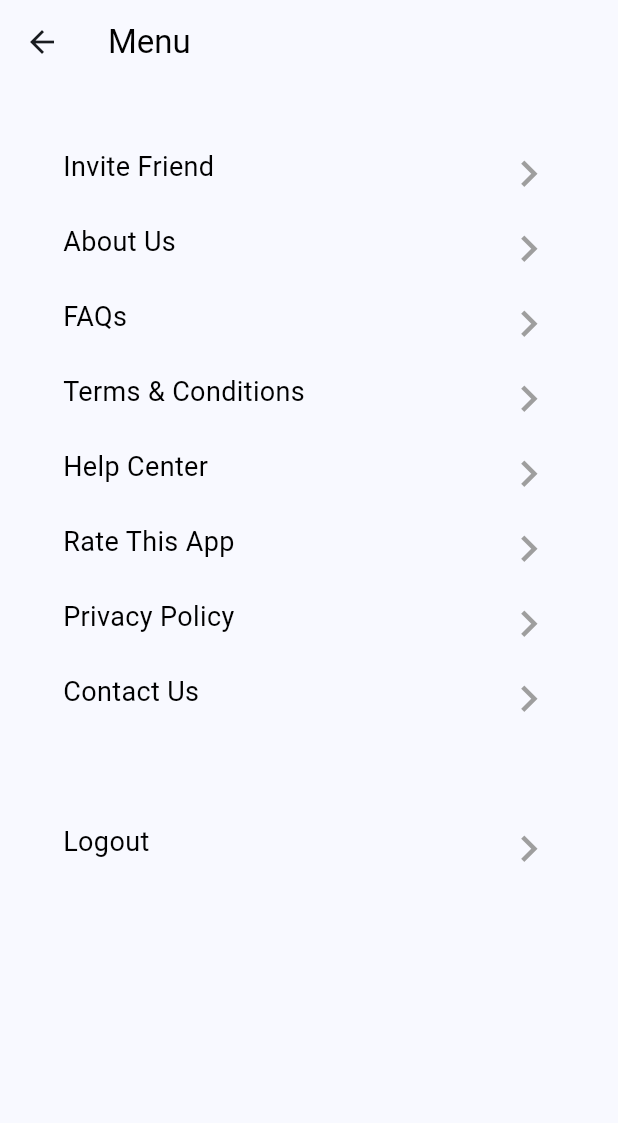
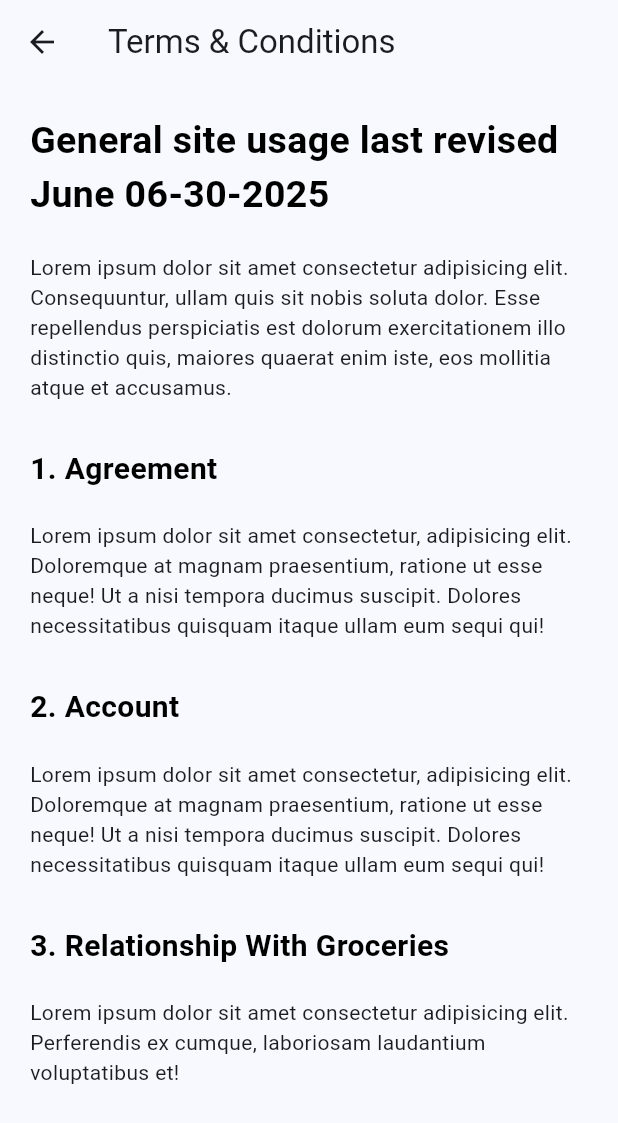
Before and after one commit to anggarasa/R.A-Store-Flutter-Version, a Flutter app: the MenuPage screen opened by its route, after a tap on "Terms & Conditions", on a phone screen of 412 x 824 dp. Shown: the top 1123 px of the screen. Run offline on Flutter 3.47's test engine with Material 3 defaults, Android fonts, the phone set to English and light mode, and no system bars; our stand-ins replace carousel_slider.

Commit message:
membuat tampilan terms and conditions

```diff
--- a/lib/main.dart
+++ b/lib/main.dart
@@ -12,6 +12,7 @@ import 'package:simple_app_ui_flutter/pages/home/home_page.dart';
 import 'package:simple_app_ui_flutter/pages/home/menu/about_us.dart';
 import 'package:simple_app_ui_flutter/pages/home/menu/faqs.dart';
 import 'package:simple_app_ui_flutter/pages/home/menu/menu.dart';
+import 'package:simple_app_ui_flutter/pages/home/menu/terms_conditions.dart';
 import 'package:simple_app_ui_flutter/pages/home/new_items_all.dart';
 import 'package:simple_app_ui_flutter/pages/home/populer_pack_all.dart';
 
@@ -55,6 +56,8 @@ class MyApp extends StatelessWidget {
             const AboutUs(), // This is the route for the About Us page
         Faqs.routeName: (context) =>
             const Faqs(), // This is the route the for FAQs page
+        TermsConditions.routeName: (context) =>
+            const TermsConditions(), // This is the route for the Terms & Conditions page
         NewItemsAll.routeName: (context) =>
             const NewItemsAll(), // This is the route for the All New Items page
         PopulerPackAll.routeName: (context) =>
--- a/lib/pages/home/menu/menu.dart
+++ b/lib/pages/home/menu/menu.dart
@@ -2,6 +2,7 @@ import 'package:flutter/material.dart';
 import 'package:simple_app_ui_flutter/pages/auth/auth_home.dart';
 import 'package:simple_app_ui_flutter/pages/home/menu/about_us.dart';
 import 'package:simple_app_ui_flutter/pages/home/menu/faqs.dart';
+import 'package:simple_app_ui_flutter/pages/home/menu/terms_conditions.dart';
 
 class MenuPage extends StatelessWidget {
   const MenuPage({super.key});
@@ -41,7 +42,9 @@ class MenuPage extends StatelessWidget {
 
             // Terms & Conditions
             InkWell(
-              onTap: () {},
+              onTap: () {
+                Navigator.of(context).pushNamed(TermsConditions.routeName);
+              },
               borderRadius: BorderRadius.circular(10),
               child: MenuList(name: "Terms & Conditions"),
             ),
--- /dev/null
+++ b/lib/pages/home/menu/terms_conditions.dart
@@ -0,0 +1,87 @@
+import 'package:flutter/material.dart';
+
+class TermsConditions extends StatelessWidget {
+  const TermsConditions({super.key});
+
+  static const String routeName = '/menu/terms-conditions';
+
+  @override
+  Widget build(BuildContext context) {
+    return Scaffold(
+      appBar: AppBar(title: Text("Terms & Conditions")),
+      body: Padding(
+        padding: const EdgeInsets.all(20),
+        child: Column(
+          crossAxisAlignment: CrossAxisAlignment.start,
+          children: [
+            Text(
+              "General site usage last revised \June 06-30-2025",
+              style: TextStyle(
+                color: Colors.black,
+                fontSize: 25,
+                fontWeight: FontWeight.bold,
+              ),
+            ),
+
+            SizedBox(height: 20),
+
+            Text(
+              "Lorem ipsum dolor sit amet consectetur adipisicing elit. Consequuntur, ullam quis sit nobis soluta dolor. Esse repellendus perspiciatis est dolorum exercitationem illo distinctio quis, maiores quaerat enim iste, eos mollitia atque et accusamus.",
+            ),
+
+            SizedBox(height: 30),
+
+            Text(
+              "1. Agreement",
+              style: TextStyle(
+                color: Colors.black,
+                fontSize: 20,
+                fontWeight: FontWeight.bold,
+              ),
+            ),
+
+            SizedBox(height: 20),
+
+            Text(
+              "Lorem ipsum dolor sit amet consectetur, adipisicing elit. Doloremque at magnam praesentium, ratione ut esse neque! Ut a nisi tempora ducimus suscipit. Dolores necessitatibus quisquam itaque ullam eum sequi qui!",
+            ),
+
+            SizedBox(height: 30),
+
+            Text(
+              "2. Account",
+              style: TextStyle(
+                color: Colors.black,
+                fontSize: 20,
+                fontWeight: FontWeight.bold,
+              ),
+            ),
+
+            SizedBox(height: 20),
+
+            Text(
+              "Lorem ipsum dolor sit amet consectetur, adipisicing elit. Doloremque at magnam praesentium, ratione ut esse neque! Ut a nisi tempora ducimus suscipit. Dolores necessitatibus quisquam itaque ullam eum sequi qui!",
+            ),
+
+            SizedBox(height: 30),
+
+            Text(
+              "3. Relationship With Groceries",
+              style: TextStyle(
+                color: Colors.black,
+                fontSize: 20,
+                fontWeight: FontWeight.bold,
+              ),
+            ),
+
+            SizedBox(height: 20),
+
+            Text(
+              "Lorem ipsum dolor sit amet consectetur adipisicing elit. Perferendis ex cumque, laboriosam laudantium voluptatibus et!",
+            ),
+          ],
+        ),
+      ),
+    );
+  }
+}
```
